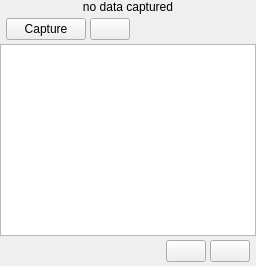
Alexey-Nikolaevic-B/2042_sensor_testing, file ui/qt/col_4.ui: the form before one commit.
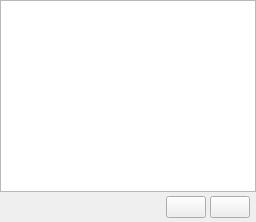
The form after the commit.

Commit message: removed capture data

Diff of the .ui file:
```diff
--- a/ui/qt/col_4.ui
+++ b/ui/qt/col_4.ui
@@ -10,46 +10,6 @@
    <property name="rightMargin"><number>0</number></property>
    <property name="bottomMargin"><number>0</number></property>
 
-   <item>
-    <widget class="QLabel" name="lbl_capture_image">
-     <property name="text"><string>no data captured</string></property>
-     <property name="alignment"><set>Qt::AlignCenter</set></property>
-    </widget>
-   </item>
-
-   <item>
-    <widget class="QWidget" name="wt_toolbar_top">
-     <layout class="QHBoxLayout" name="toolbar_top_layout">
-      <property name="spacing"><number>4</number></property>
-      <property name="leftMargin"><number>6</number></property>
-      <property name="topMargin"><number>4</number></property>
-      <property name="rightMargin"><number>6</number></property>
-      <property name="bottomMargin"><number>4</number></property>
-      <item>
-       <widget class="QPushButton" name="btn_capture">
-        <property name="text"><string>Capture</string></property>
-        <property name="minimumHeight"><number>32</number></property>
-       </widget>
-      </item>
-      <item>
-       <widget class="QPushButton" name="btn_save_capture">
-        <property name="text"><string/></property>
-        <property name="toolTip"><string>Save log</string></property>
-        <property name="minimumWidth"><number>32</number></property>
-        <property name="maximumWidth"><number>32</number></property>
-        <property name="minimumHeight"><number>32</number></property>
-        <property name="maximumHeight"><number>32</number></property>
-       </widget>
-      </item>
-      <item>
-       <spacer>
-        <property name="orientation"><enum>Qt::Horizontal</enum></property>
-        <property name="sizeHint" stdset="0"><size><width>10</width><height>1</height></size></property>
-       </spacer>
-      </item>
-     </layout>
-    </widget>
-   </item>
 
    <!-- QPlainTextEdit: built for logs — fast, scrollable, selectable -->
    <item>
```
The commit also changes 2 other files.
